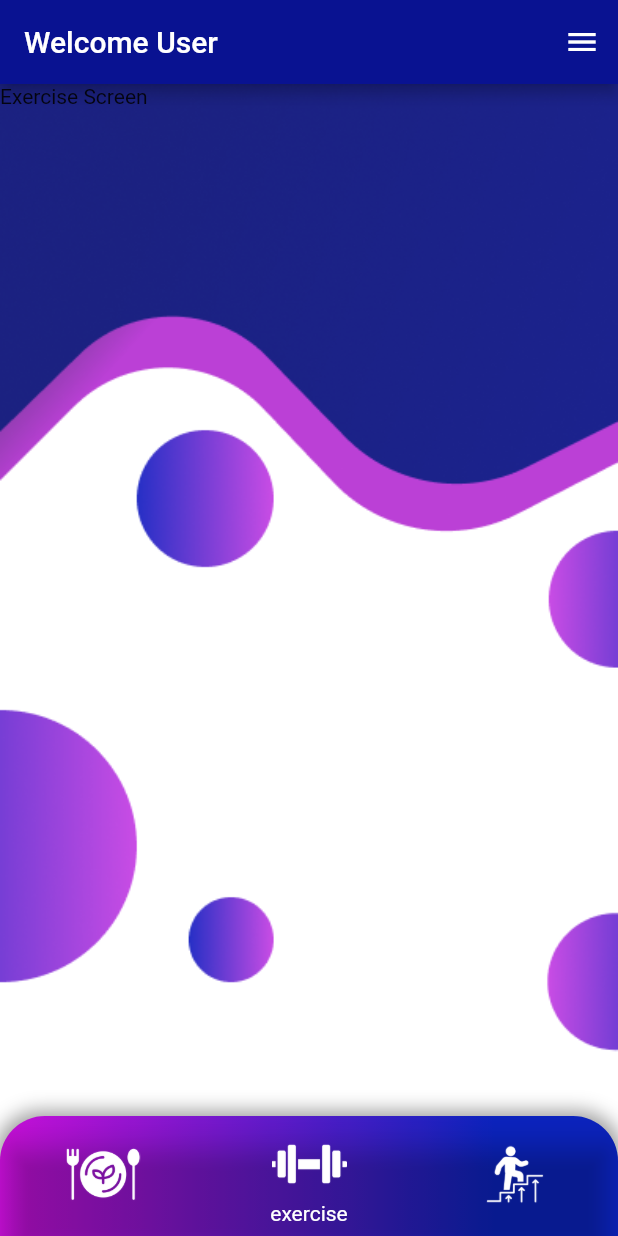
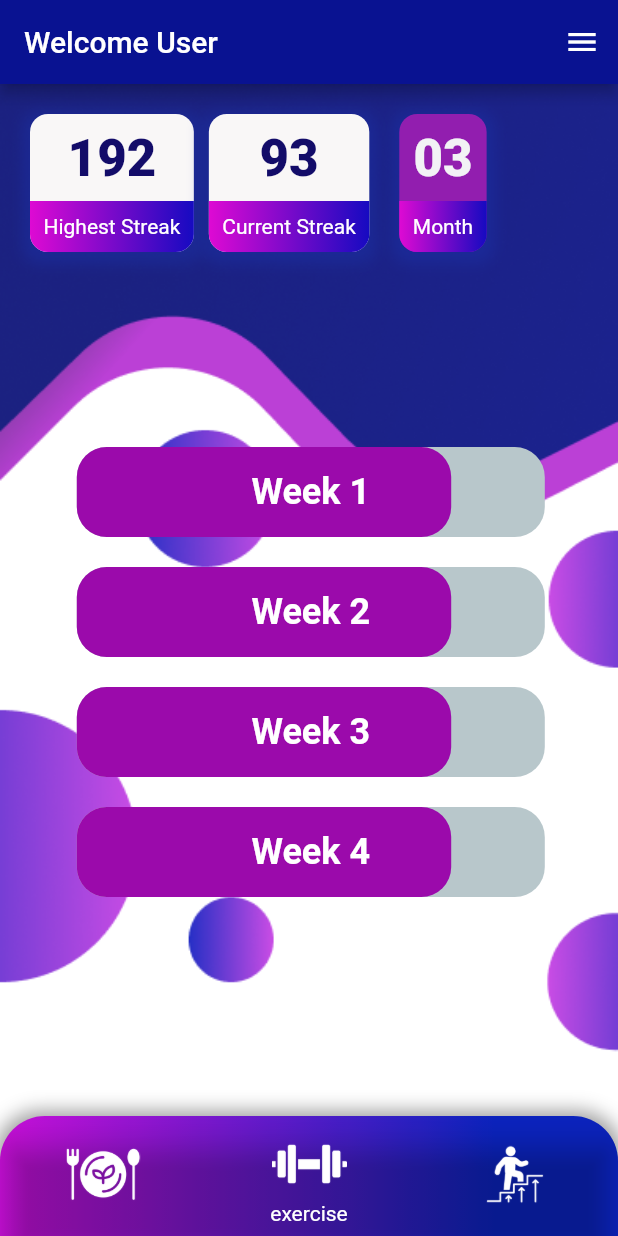
Before and after one commit to karankulshrestha/bulkwork, a Flutter app: the screen it shows once a user with an empty profile is signed in, on a phone screen of 412 x 824 dp. Run offline on Flutter 3.47's test engine with Material 2 defaults, Android fonts, the light colour scheme and no system bars; drawn by our look-alikes of percent_indicator; our stand-ins replace cloud_firestore, firebase_auth, firebase_core, flutter_otp_text_field, google_fonts, intl_phone_field; accounts and stored records are empty.

Commit message:
complete the exercise screen

```diff
--- a/lib/src/pages/screens/exercise_screen.dart
+++ b/lib/src/pages/screens/exercise_screen.dart
@@ -1,3 +1,6 @@
+import 'package:bulkwork/src/widgets/month_card.dart';
+import 'package:bulkwork/src/widgets/progress_wid.dart';
+import 'package:bulkwork/src/widgets/score_card.dart';
 import 'package:flutter/material.dart';
 
 class ExerciseScreen extends StatefulWidget {
@@ -18,10 +21,76 @@ class _ExerciseScreenState extends State<ExerciseScreen> {
             ),
             fit: BoxFit.cover),
       ),
-      child: SafeArea(
-        child: Scaffold(
-          backgroundColor: Colors.transparent,
-          body: Text("Exercise Screen"),
+      child: Scaffold(
+        backgroundColor: Colors.transparent,
+        body: SafeArea(
+          child: Stack(
+            children: [
+              Column(
+                children: [
+                  SizedBox(
+                    height: 20,
+                  ),
+                  Row(
+                    children: [
+                      SizedBox(
+                        width: 20,
+                      ),
+                      ScoreCard(label: "Highest Streak", score: "192"),
+                      SizedBox(
+                        width: 10,
+                      ),
+                      ScoreCard(label: "Current Streak", score: "93"),
+                      SizedBox(
+                        width: 20,
+                      ),
+                      MonthCard(month: "03")
+                    ],
+                  ),
+                  SizedBox(
+                    height: 130,
+                  ),
+                  Column(
+                    children: [
+                      Container(
+                        padding: EdgeInsets.symmetric(
+                            horizontal:
+                                MediaQuery.of(context).size.width * 0.1),
+                        child: ProgressWid(label: "Week 1", onPressed: () {}),
+                      ),
+                      SizedBox(
+                        height: 20,
+                      ),
+                      Container(
+                        padding: EdgeInsets.symmetric(
+                            horizontal:
+                                MediaQuery.of(context).size.width * 0.1),
+                        child: ProgressWid(label: "Week 2", onPressed: () {}),
+                      ),
+                      SizedBox(
+                        height: 20,
+                      ),
+                      Container(
+                        padding: EdgeInsets.symmetric(
+                            horizontal:
+                                MediaQuery.of(context).size.width * 0.1),
+                        child: ProgressWid(label: "Week 3", onPressed: () {}),
+                      ),
+                      SizedBox(
+                        height: 20,
+                      ),
+                      Container(
+                        padding: EdgeInsets.symmetric(
+                            horizontal:
+                                MediaQuery.of(context).size.width * 0.1),
+                        child: ProgressWid(label: "Week 4", onPressed: () {}),
+                      )
+                    ],
+                  )
+                ],
+              ),
+            ],
+          ),
         ),
       ),
     );
--- /dev/null
+++ b/lib/src/widgets/month_card.dart
@@ -0,0 +1,56 @@
+import 'package:flutter/material.dart';
+
+class MonthCard extends StatelessWidget {
+  final String month;
+  const MonthCard({super.key, required this.month});
+
+  @override
+  Widget build(BuildContext context) {
+    return Container(
+      decoration: BoxDecoration(
+        borderRadius: BorderRadius.circular(12),
+        color: Color.fromARGB(255, 146, 30, 175),
+        boxShadow: [
+          BoxShadow(
+            color: Color.fromARGB(255, 26, 50, 171).withOpacity(0.4),
+            spreadRadius: 5,
+            blurRadius: 7,
+            offset: Offset(0, 3),
+          ),
+        ],
+      ),
+      child: Column(
+        children: [
+          Container(
+            child: Text(
+              month,
+              style: TextStyle(
+                color: Color.fromARGB(255, 242, 242, 245),
+                fontWeight: FontWeight.w900,
+                fontSize: 34,
+              ),
+            ),
+            padding: const EdgeInsets.all(9),
+          ),
+          Container(
+            decoration: const BoxDecoration(
+                gradient: LinearGradient(
+                  colors: [
+                    Color.fromARGB(255, 222, 10, 211),
+                    Color.fromARGB(255, 22, 10, 193)
+                  ],
+                ),
+                borderRadius: BorderRadius.only(
+                    bottomRight: Radius.circular(12),
+                    bottomLeft: Radius.circular(12))),
+            child: Text(
+              "Month",
+              style: TextStyle(color: Colors.white, fontSize: 14),
+            ),
+            padding: const EdgeInsets.all(9),
+          )
+        ],
+      ),
+    );
+  }
+}
--- /dev/null
+++ b/lib/src/widgets/progress_wid.dart
@@ -0,0 +1,37 @@
+import 'package:flutter/material.dart';
+import 'package:percent_indicator/linear_percent_indicator.dart';
+
+class ProgressWid extends StatelessWidget {
+  final String label;
+  final VoidCallback onPressed;
+  const ProgressWid({super.key, required this.label, required this.onPressed});
+
+  @override
+  Widget build(BuildContext context) {
+    return Center(
+      child: Container(
+        child: InkWell(
+          onTap: () => onPressed,
+          child: SizedBox(
+            child: new LinearPercentIndicator(
+              width: MediaQuery.of(context).size.width - 80,
+              animation: true,
+              lineHeight: 60.0,
+              animationDuration: 2500,
+              percent: 0.8,
+              center: Text(
+                label,
+                style: TextStyle(
+                    color: Colors.white,
+                    fontWeight: FontWeight.bold,
+                    fontSize: 24),
+              ),
+              barRadius: const Radius.circular(20),
+              progressColor: Color.fromARGB(255, 155, 10, 171),
+            ),
+          ),
+        ),
+      ),
+    );
+  }
+}
--- /dev/null
+++ b/lib/src/widgets/score_card.dart
@@ -0,0 +1,56 @@
+import 'package:flutter/material.dart';
+
+class ScoreCard extends StatelessWidget {
+  final String label, score;
+  const ScoreCard({super.key, required this.label, required this.score});
+
+  @override
+  Widget build(BuildContext context) {
+    return Container(
+      decoration: BoxDecoration(
+        borderRadius: BorderRadius.circular(12),
+        color: Color.fromARGB(255, 249, 247, 247),
+        boxShadow: [
+          BoxShadow(
+            color: Color.fromARGB(255, 26, 50, 171).withOpacity(0.4),
+            spreadRadius: 5,
+            blurRadius: 7,
+            offset: Offset(0, 3),
+          ),
+        ],
+      ),
+      child: Column(
+        children: [
+          Container(
+            child: Text(
+              score,
+              style: TextStyle(
+                color: Color.fromARGB(255, 19, 12, 105),
+                fontWeight: FontWeight.w900,
+                fontSize: 34,
+              ),
+            ),
+            padding: const EdgeInsets.all(9),
+          ),
+          Container(
+            decoration: const BoxDecoration(
+                gradient: LinearGradient(
+                  colors: [
+                    Color.fromARGB(255, 222, 10, 211),
+                    Color.fromARGB(255, 22, 10, 193)
+                  ],
+                ),
+                borderRadius: BorderRadius.only(
+                    bottomRight: Radius.circular(12),
+                    bottomLeft: Radius.circular(12))),
+            child: Text(
+              label,
+              style: TextStyle(color: Colors.white, fontSize: 14),
+            ),
+            padding: const EdgeInsets.all(9),
+          )
+        ],
+      ),
+    );
+  }
+}
--- a/pubspec.yaml
+++ b/pubspec.yaml
@@ -35,6 +35,7 @@ dependencies:
   flutter_otp_text_field: ^1.1.1
   google_fonts: ^4.0.4
   intl_phone_field: ^3.2.0
+  percent_indicator: ^4.2.3
   shared_preferences: ^2.2.0
 
 dev_dependencies:
```
Also changed, not shown: pubspec.lock.
